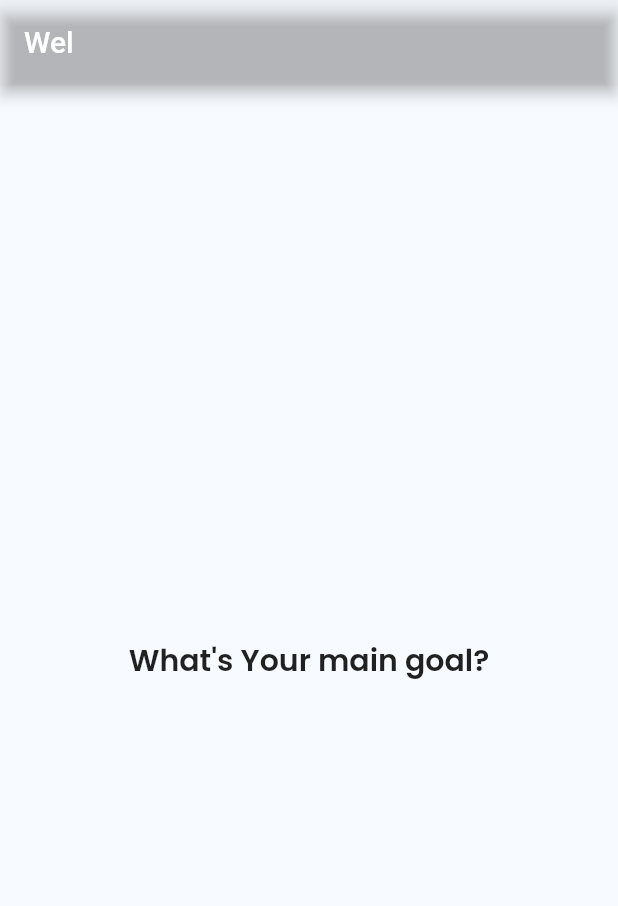
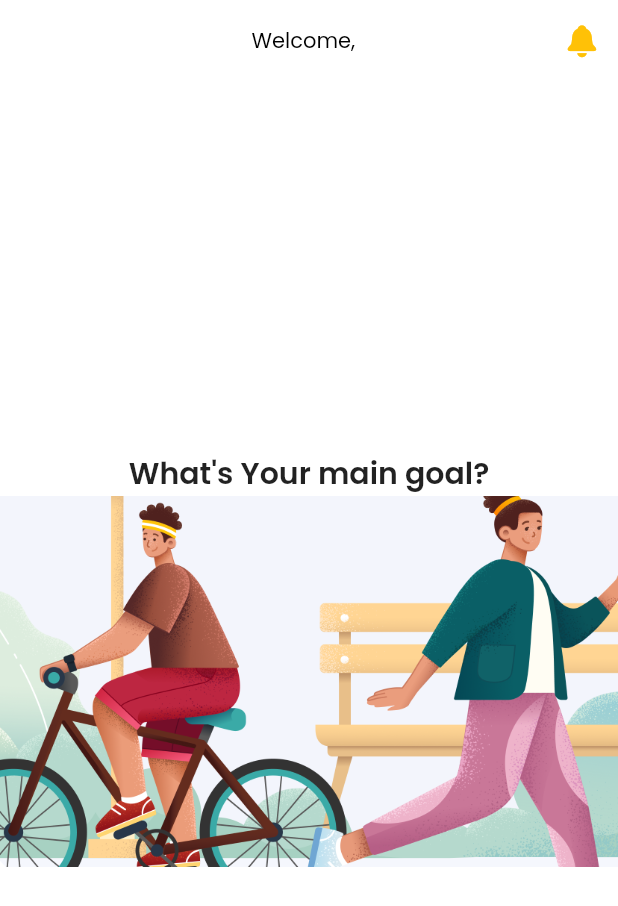
Before and after one commit to sadia229/Todo, a Flutter app: the HomeScreen screen opened by its route, on a phone screen of 412 x 824 dp. Shown: the top 906 px of the screen. Run offline on Flutter 3.47's test engine with Material 2 defaults, Android fonts, the phone set to English and light mode, and no system bars; our stand-ins replace bottom_navy_bar, firebase_auth, firebase_core, flutter_riverpod, flutter_svg, fluttertoast and 3 more; missing offline and left inert: text_divider; accounts and stored records are empty.

```diff
--- a/lib/apps/home/home_screen.dart
+++ b/lib/apps/home/home_screen.dart
@@ -1,8 +1,11 @@
 import 'package:firebase_auth/firebase_auth.dart';
+import 'package:flutter/cupertino.dart';
 import 'package:flutter/material.dart';
+import 'package:git_test_app/general/utils/config.dart';
 import 'package:git_test_app/general/utils/text_style.dart';
-
+import '../../general/utils/asset_path.dart';
 import '../../general/utils/colors.dart';
+import '../../widgets/appbar/k_appbar.dart';
 
 class HomeScreen extends StatefulWidget {
   const HomeScreen({Key? key}) : super(key: key);
@@ -13,36 +16,23 @@ class HomeScreen extends StatefulWidget {
 
 class _HomeScreenState extends State<HomeScreen> {
   @override
-  void initState() {
-    FirebaseAuth.instance
-        .authStateChanges()
-        .listen((User? user) {
-      if (user == null) {
-        print('User is currently signed out! ${user?.displayName}');
-      } else {
-        print('User is signed in! ${user.displayName}');
-        print('User is signed in! ${user.uid}');
-        print('User is signed in! ${user.email}');
-      }
-    });
-    super.initState();
-  }
-
-  @override
   Widget build(BuildContext context) {
+    final user = FirebaseAuth.instance.currentUser;
     return Scaffold(
-      backgroundColor: KColor.bg,
-      appBar: AppBar(
-        backgroundColor: Colors.transparent,
-        automaticallyImplyLeading: false,
-        title: Text("Wel"),
+      backgroundColor: Colors.white,
+      appBar: const PreferredSize(
+        preferredSize: Size.fromHeight(55),
+        child: KAppBar(),
       ),
       body: Column(
         mainAxisAlignment: MainAxisAlignment.center,
         children: [
           Center(
-            child: Text("What's Your main goal?",style: KTextStyle.headline3),
-          )
+            child: Text("What's Your main goal?", style: KTextStyle.headline3),
+          ),
+          Image.asset(AssetPath.banner,
+              width: context.screenWidth,
+              height: context.screenHeight * 0.3, fit: BoxFit.cover),
         ],
       ),
     );
--- a/lib/apps/splash/splash_screen.dart
+++ b/lib/apps/splash/splash_screen.dart
@@ -1,6 +1,7 @@
 import 'package:flutter/material.dart';
 import 'package:flutter_riverpod/flutter_riverpod.dart';
 import 'package:git_test_app/apps/auth/login/login_screen.dart';
+import 'package:git_test_app/apps/main_screen.dart';
 import 'package:shared_preferences/shared_preferences.dart';
 
 import '../../general/service/page_transition.dart';
@@ -30,7 +31,7 @@ class _SplashScreenState extends ConsumerState<SplashScreen> {
       // ignore: use_build_context_synchronously
       Navigator.pushReplacement(
         context,
-        BottomTransition(const HomeScreen()),
+        BottomTransition(const MainScreen()),
       );
     } else {
       // ignore: use_build_context_synchronously
--- a/lib/general/routes/app_routes.dart
+++ b/lib/general/routes/app_routes.dart
@@ -1,6 +1,7 @@
 import 'package:flutter/material.dart';
 import 'package:git_test_app/apps/auth/register/register_screen.dart';
 import 'package:git_test_app/apps/home/home_screen.dart';
+import 'package:git_test_app/apps/main_screen.dart';
 import 'package:git_test_app/apps/splash/splash_screen.dart';
 
 import '../../apps/auth/login/login_screen.dart';
@@ -13,6 +14,10 @@ class RouteGenerator {
       case '/splash':
         return MaterialPageRoute(
           builder: (_) => const SplashScreen(),
+        );
+      case '/main':
+        return MaterialPageRoute(
+          builder: (_) => const MainScreen(),
         );
       case '/register':
         return MaterialPageRoute(
--- /dev/null
+++ b/lib/general/utils/asset_path.dart
@@ -0,0 +1,4 @@
+class AssetPath {
+  static const banner = 'assets/images/Illustration.png';
+
+}
--- a/lib/general/utils/colors.dart
+++ b/lib/general/utils/colors.dart
@@ -11,6 +11,6 @@ class KColor {
   static Color black = const Color(0xFF000000);
   static Color textFieldBorder = const Color(0xFFE2E8F0);
   static Color textFieldFocusBorder = const Color(0xFF93D5D0);
-  static Color strongAgree = Colors.orange;
+  static Color strongAgree = Colors.green;
   static Color favBg = Colors.orange.shade100.withOpacity(0.7);
 }
--- /dev/null
+++ b/lib/widgets/appbar/k_appbar.dart
@@ -0,0 +1,36 @@
+import 'package:firebase_auth/firebase_auth.dart';
+import 'package:flutter/cupertino.dart';
+import 'package:flutter/material.dart';
+import 'package:flutter_riverpod/flutter_riverpod.dart';
+
+import '../../general/utils/colors.dart';
+import '../../general/utils/text_style.dart';
+
+class KAppBar extends ConsumerWidget {
+  const KAppBar({Key? key}) : super(key: key);
+
+  @override
+  Widget build(BuildContext context, WidgetRef ref) {
+    final user = FirebaseAuth.instance.currentUser;
+    return AppBar(
+      backgroundColor: Colors.white,
+      automaticallyImplyLeading: false,
+      elevation: 0,
+      centerTitle: true,
+      title: Text(
+        "Welcome,  ${user?.displayName}",
+        style: KTextStyle.title6.copyWith(color: KColor.black),
+      ),
+      actions: [
+        InkWell(
+          onTap: () {},
+          child: const Padding(
+            padding: EdgeInsets.only(right: 12.0),
+            child: Icon(CupertinoIcons.bell_fill,
+                color: Colors.amber, size: 24),
+          ),
+        )
+      ],
+    );
+  }
+}
--- a/pubspec.yaml
+++ b/pubspec.yaml
@@ -46,6 +46,7 @@ dependencies:
   fluttertoast: ^8.1.3
   shared_preferences: ^2.0.17
   google_sign_in: ^6.0.0
+  bottom_navy_bar: ^6.0.0
 
 dev_dependencies:
   flutter_test:
@@ -72,6 +73,7 @@ flutter:
   # To add assets to your application, add an assets section, like this:
   assets:
      - assets/icons/
+     - assets/images/
   #   - images/a_dot_ham.jpeg
 
   # An image asset can refer to one or more resolution-specific "variants", see
```
Also changed, not shown: lib/apps/main_screen.dart (added, +61 -0 lines), lib/widgets/drawer/k_drawer.dart (added, +48 -0 lines), assets/images/Illustration.png (added), pubspec.lock.
